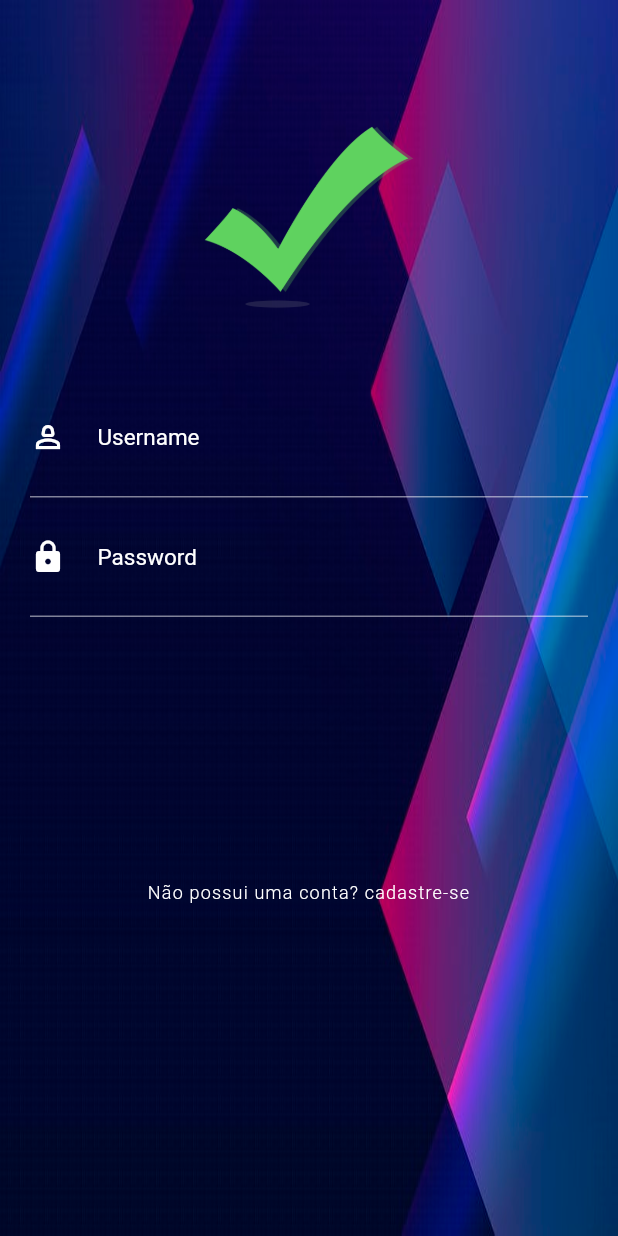
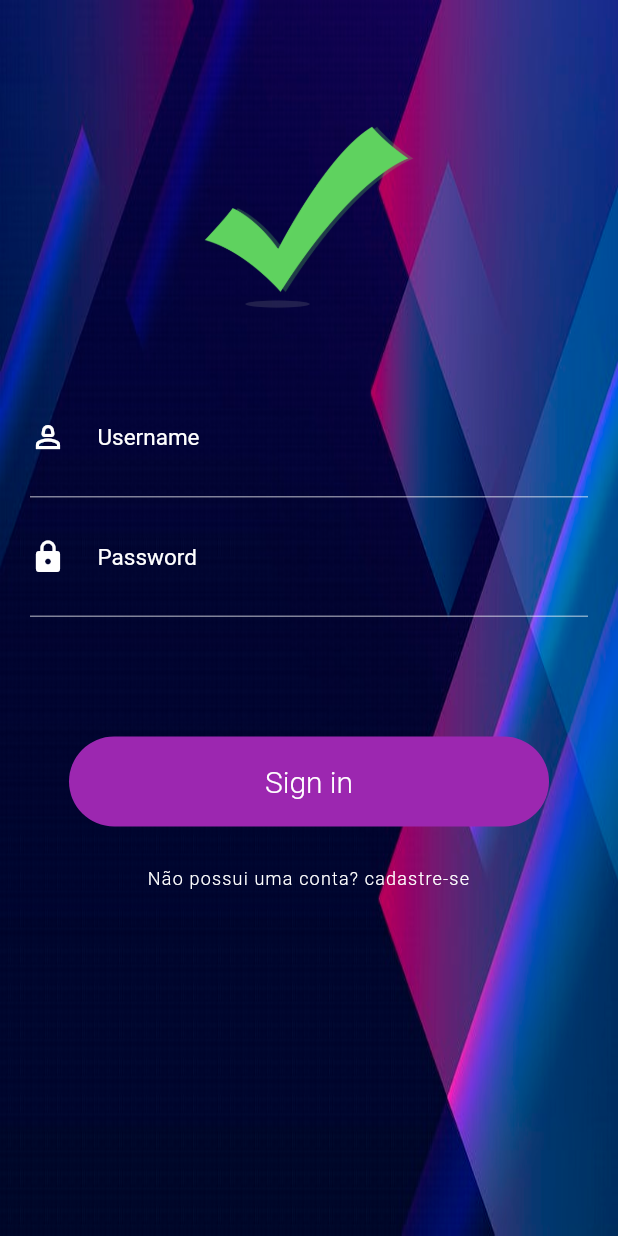
Before and after one commit to berkson/animated, a Flutter app: the screen it shows after launch, on a phone screen of 412 x 824 dp. Run offline on Flutter 3.47's test engine with Material 2 defaults, Android fonts, the phone set to English and light mode, and no system bars.

Commit message:
crainado o botão

```diff
--- a/lib/view/login/login_screen.dart
+++ b/lib/view/login/login_screen.dart
@@ -1,5 +1,6 @@
-import 'package:animations/widget/FormContainer.dart';
+import 'package:animations/widget/form_container.dart';
 import 'package:animations/widget/sign_up_button.dart';
+import 'package:animations/widget/stagger_animation.dart';
 import 'package:flutter/material.dart';
 
 class LoginScreen extends StatefulWidget {
@@ -9,7 +10,23 @@ class LoginScreen extends StatefulWidget {
   State<LoginScreen> createState() => _LoginScreenState();
 }
 
-class _LoginScreenState extends State<LoginScreen> {
+class _LoginScreenState extends State<LoginScreen>
+    with SingleTickerProviderStateMixin {
+  late AnimationController _animationController;
+
+  @override
+  void initState() {
+    super.initState();
+    _animationController =
+        AnimationController(vsync: this, duration: const Duration(seconds: 2));
+  }
+
+  @override
+  void dispose() {
+    _animationController.dispose();
+    super.dispose();
+  }
+
   @override
   Widget build(BuildContext context) {
     return Scaffold(
@@ -21,6 +38,7 @@ class _LoginScreenState extends State<LoginScreen> {
           padding: EdgeInsets.zero,
           children: <Widget>[
             Stack(
+              alignment: Alignment.bottomCenter,
               children: <Widget>[
                 Column(
                   children: [
@@ -36,9 +54,10 @@ class _LoginScreenState extends State<LoginScreen> {
                     const FormContainer(),
                     const SignUpButton()
                   ],
-                )
+                ),
+                StaggerAnimation(controller: _animationController)
               ],
-            )
+            ),
           ],
         ),
       ),
--- a/lib/widget/sign_up_button.dart
+++ b/lib/widget/sign_up_button.dart
@@ -5,13 +5,19 @@ class SignUpButton extends StatelessWidget {
 
   @override
   Widget build(BuildContext context) {
-    return Padding(padding: const EdgeInsets.only(top: 160),
-        child: TextButton(onPressed: () {},
-          child: const Text("Não possui uma conta? cadastre-se",
-              textAlign: TextAlign.center,
-              overflow: TextOverflow.ellipsis,
-              style: TextStyle(fontWeight: FontWeight.w300,
-                  color: Colors.white,
-                  fontSize: 12, letterSpacing: 0.8)),));
+    return TextButton(
+      onPressed: () {},
+      child: const Padding(
+        padding: EdgeInsets.only(top: 160),
+        child: Text("Não possui uma conta? cadastre-se",
+            textAlign: TextAlign.center,
+            overflow: TextOverflow.ellipsis,
+            style: TextStyle(
+                fontWeight: FontWeight.w300,
+                color: Colors.white,
+                fontSize: 12,
+                letterSpacing: 0.8)),
+      ),
+    );
   }
 }
--- /dev/null
+++ b/lib/widget/stagger_animation.dart
@@ -0,0 +1,37 @@
+import 'package:flutter/material.dart';
+
+class StaggerAnimation extends StatelessWidget {
+  const StaggerAnimation({Key? key, required this.controller})
+      : super(key: key);
+  final AnimationController controller;
+
+  Widget _buildAnimation(BuildContext context, Widget? child) {
+    return Padding(
+      padding: const EdgeInsets.only(bottom: 50),
+      child: InkWell(
+          onTap: () {},
+          child: Container(
+            width: 320,
+            height: 60,
+            alignment: Alignment.center,
+            decoration: const BoxDecoration(
+                color: Colors.purple,
+                borderRadius: BorderRadius.all(
+                  Radius.circular(30.0),
+                )),
+            child: const Text(
+              "Sign in",
+              style: TextStyle(
+                  color: Colors.white,
+                  fontSize: 20,
+                  fontWeight: FontWeight.w300),
+            ),
+          )),
+    );
+  }
+
+  @override
+  Widget build(BuildContext context) {
+    return AnimatedBuilder(animation: controller, builder: _buildAnimation);
+  }
+}
```
Also changed, not shown: lib/widget/form_container.dart (renamed from lib/widget/FormContainer.dart).
